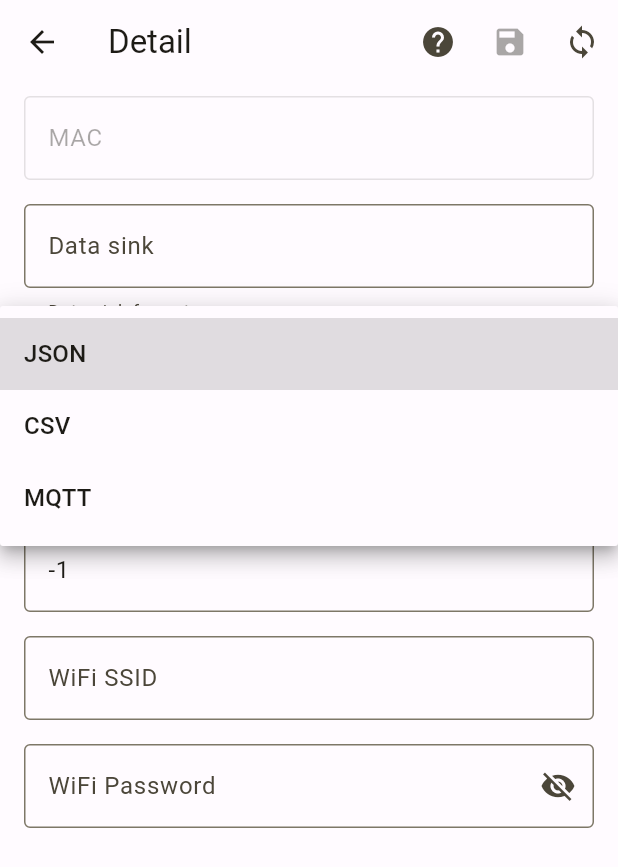
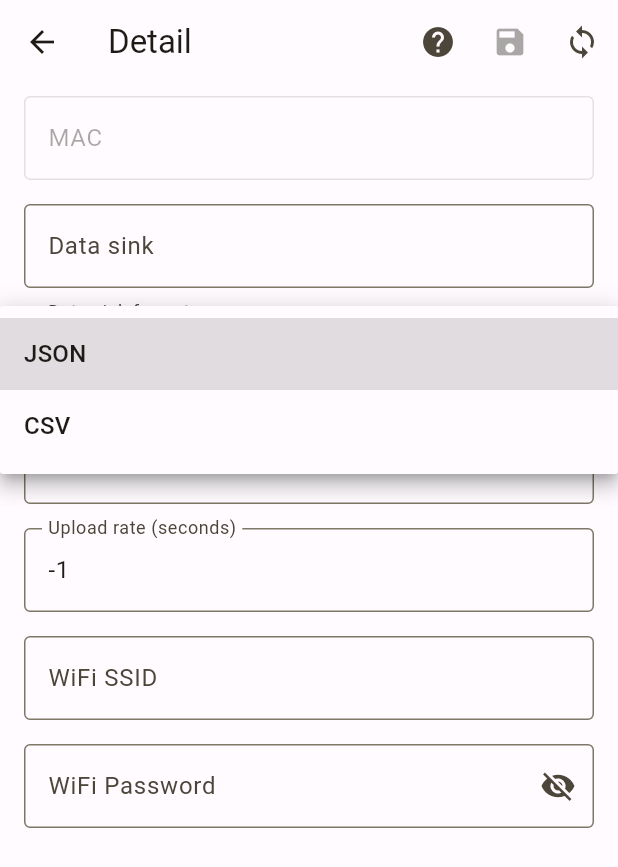
Before and after one commit to mbuelowdev/weather_station_companion, a Flutter app: the DetailPage screen opened directly with empty values, after a tap on "JSON", on a phone screen of 412 x 824 dp. Shown: the top 867 px of the screen. Run offline on Flutter 3.47's test engine with Material 3 defaults, Android fonts, the phone set to English and light mode, and no system bars; our stand-ins replace bloc, equatable, flutter_bloc, flutter_blue_plus, get_it, logger and 1 more.

Commit message:
add some input value boundary checks

```diff
--- a/lib/feature/detail/ui/page.dart
+++ b/lib/feature/detail/ui/page.dart
@@ -153,10 +153,6 @@ class _DetailPageState extends State<DetailPage> {
                   value: DataSinkFormat.csv,
                   child: Text('CSV'),
                 ),
-                DropdownMenuItem<int>(
-                  value: DataSinkFormat.mqtt,
-                  child: Text('MQTT'),
-                ),
               ],
               onChanged: (int? value) => context.read<DetailBloc>().add(DetailOnInputChanged(
                     _textEditingControllerMAC.text,
@@ -200,6 +196,9 @@ class _DetailPageState extends State<DetailPage> {
                 border: OutlineInputBorder(),
                 label: Text('WiFi SSID'),
               ),
+              inputFormatters: [
+                ByteSizeLimit(128),
+              ],
             ),
           ),
           Padding(
@@ -226,6 +225,9 @@ class _DetailPageState extends State<DetailPage> {
                   ),
                 ),
               ),
+              inputFormatters: [
+                ByteSizeLimit(128),
+              ],
             ),
           ),
         ],
@@ -267,6 +269,7 @@ class _DetailPageState extends State<DetailPage> {
                 InfoDialogDescriptionRow('Amount of time between each upload cycle'),
                 InfoDialogDescriptionRow('Uploads only happen after a measurement. This means the actual upload time may vary by one measurement cycle.'
                     'For example: MR of 45s and UR of 60s -> the first uploads will happen after 90s, 135s and 180s instead of 60s, 120s and 180s.'),
+                InfoDialogDescriptionRow('Can not be grater than MR * 100. Because we can only store 100 measurements on the esp.'),
                 InfoDialogDescriptionRow('Valid values: 0 - 65535'),
                 InfoDialogDescriptionRow('Default: 600'),
                 Divider(),
```
Also changed, not shown: lib/feature/detail/bloc/bloc.dart (+22 -0 lines).
